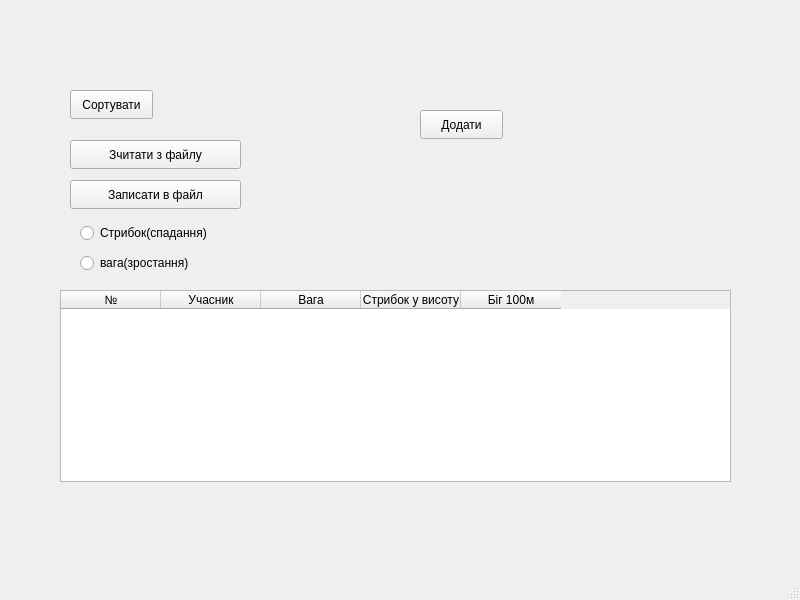
denisk0m/cursova, file qt/zmagannia/mainwindow.ui: the form before one commit.
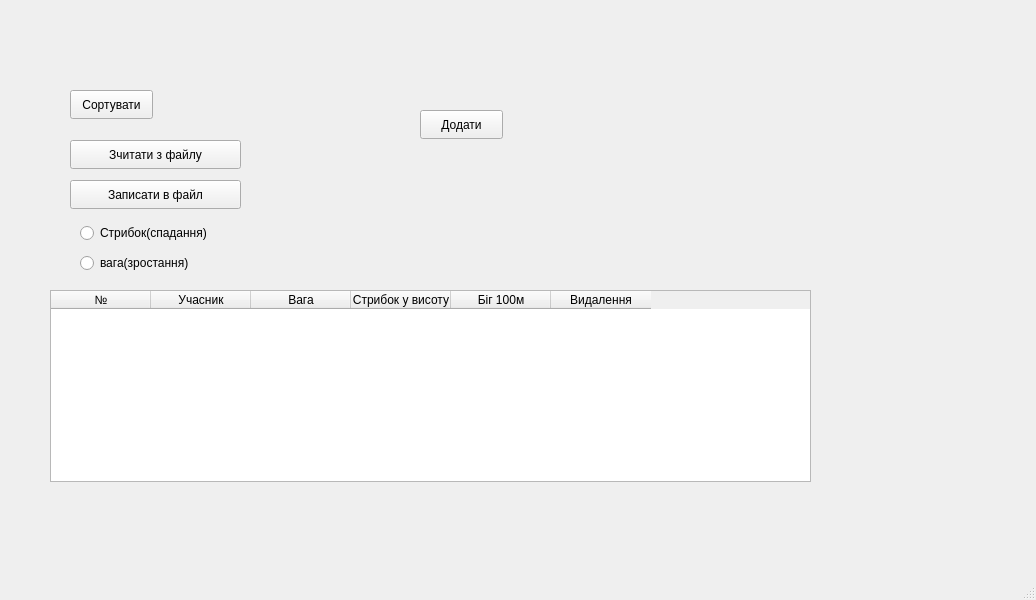
The form after the commit.

Diff of the .ui file:
```diff
--- a/qt/zmagannia/mainwindow.ui
+++ b/qt/zmagannia/mainwindow.ui
@@ -6,7 +6,7 @@
    <rect>
     <x>0</x>
     <y>0</y>
-    <width>800</width>
+    <width>1036</width>
     <height>600</height>
    </rect>
   </property>
@@ -17,9 +17,9 @@
    <widget class="QTableWidget" name="table_athletesInfo">
     <property name="geometry">
      <rect>
-      <x>60</x>
+      <x>50</x>
       <y>290</y>
-      <width>671</width>
+      <width>761</width>
       <height>192</height>
      </rect>
     </property>
@@ -48,6 +48,11 @@
       <string>Біг 100м</string>
      </property>
     </column>
+    <column>
+     <property name="text">
+      <string>Видалення</string>
+     </property>
+    </column>
    </widget>
    <widget class="QPushButton" name="btn_fillInfoFromFile">
     <property name="geometry">
```
Left out of the diff: 2 changed lines with no effect on the pictures.
